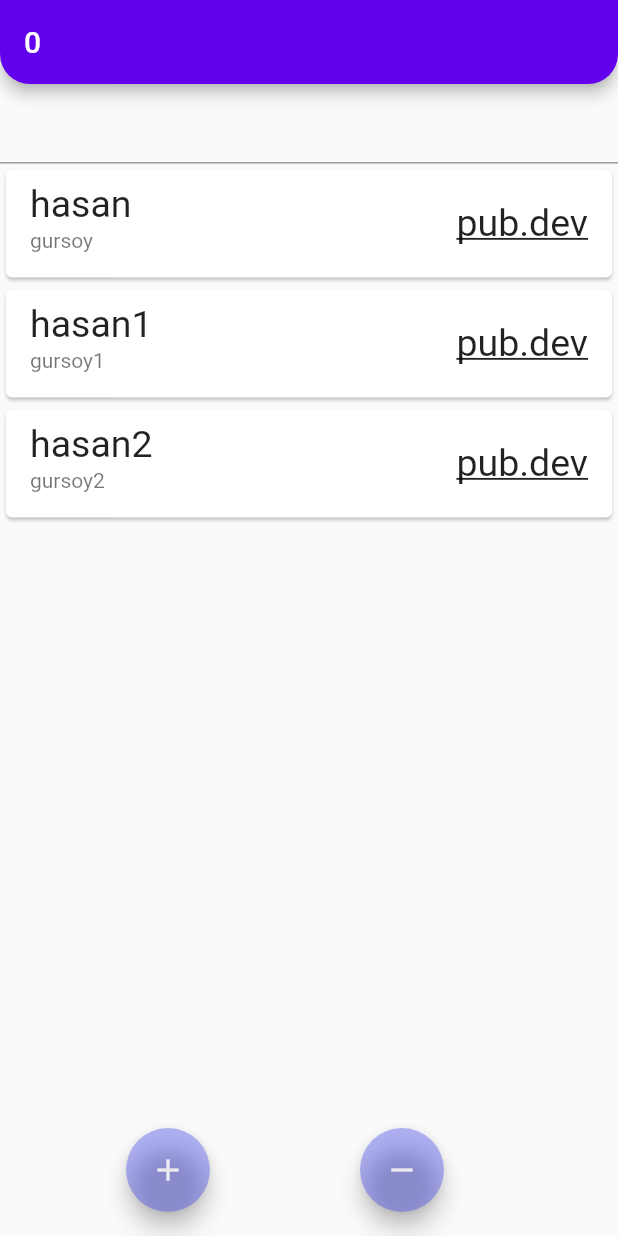
After one commit to hasandgursoy/flutter_full_learn, a Flutter app: the screen it shows after launch, after a tap on the "add" icon, on a phone screen of 412 x 824 dp. The commit adds this screen. Run offline on Flutter 3.47's test engine with Material 2 defaults, Android fonts, the phone set to English and light mode, and no system bars; our stand-ins replace dio, flutter_spinkit, shared_preferences; missing offline and left inert: dart:ffi.

Commit message:
Very Big Changes

```diff
--- /dev/null
+++ b/lib/202/cache/shared_learn_cache.dart
@@ -0,0 +1,140 @@
+import 'package:flutter/material.dart';
+import 'package:flutter_full_learn/202/cache/shared_manager.dart';
+import 'package:shared_preferences/shared_preferences.dart';
+
+class SharedLearnView extends StatefulWidget {
+  const SharedLearnView({super.key});
+
+  @override
+  State<SharedLearnView> createState() => _SharedLearnViewState();
+}
+
+class _SharedLearnViewState extends SharedLoading<SharedLearnView> {
+  int _currentValue = 0;
+  late final SharedManager preferences;
+
+  @override
+  void initState() {
+    preferences = SharedManager();
+    _intiliazie();
+    super.initState();
+  }
+
+  void _onChangeValue(String? value) {
+    if (value != null) {
+      setState(() {
+        _currentValue = int.tryParse(value) ?? 0;
+      });
+    }
+  }
+
+  Future<void> _intiliazie() async {
+    await preferences.init();
+    _sharedPref();
+  }
+
+  Future<void> _sharedPref() async {
+    // Shared paketinin bir yazımı bu paketi cache için kullanıyoruz.
+    // Daha önce cache koyduğumuz veriyi çekiyoruz.
+
+    _onChangeValue(preferences.getString(SharedKeys.counter) ?? "");
+  }
+
+  @override
+  Widget build(BuildContext context) {
+    return Scaffold(
+      appBar: AppBar(
+        title: Text(_currentValue.toString()),
+        actions: [
+          isLoading
+              ? Center(
+                  child: CircularProgressIndicator(
+                    color: Theme.of(context).scaffoldBackgroundColor,
+                  ),
+                )
+              // SizedBox.shrink() kaplayabileceği en küçük alanı kapla demek.
+              : const SizedBox.shrink()
+        ],
+      ),
+      floatingActionButton: Row(
+        mainAxisAlignment: MainAxisAlignment.spaceEvenly,
+        children: [_addPreferences(), _removePreferences()],
+      ),
+      body: Column(
+        children: [
+          TextField(
+            onChanged: (value) {
+              _onChangeValue(value);
+            },
+          ),
+          Expanded(
+            child: _ListViewUserCacheWidget(),
+          )
+        ],
+      ),
+    );
+  }
+
+  FloatingActionButton _addPreferences() {
+    return FloatingActionButton(
+      child: const Icon(Icons.add),
+      onPressed: () async {
+        changeLoading();
+        preferences.saveString(SharedKeys.counter, _currentValue.toString());
+        changeLoading();
+      },
+    );
+  }
+
+  FloatingActionButton _removePreferences() {
+    return FloatingActionButton(
+      child: const Icon(Icons.remove),
+      onPressed: () async {
+        changeLoading();
+        // Verilerimizi cache'e koyuyoruz.
+        preferences.removeItem(SharedKeys.counter);
+        changeLoading();
+      },
+    );
+  }
+}
+
+class _ListViewUserCacheWidget extends StatelessWidget {
+  _ListViewUserCacheWidget({
+    Key? key,
+  }) : super(key: key);
+
+  final List<User> users = UserItems().users;
+
+  @override
+  Widget build(BuildContext context) {
+    return ListView.builder(
+      itemCount: users.length,
+      itemBuilder: (context, index) {
+        return Card(
+            child: ListTile(
+          title: Text(users[index].name),
+          subtitle: Text(users[index].surname),
+          trailing: Text(
+            users[index].url,
+            style: Theme.of(context)
+                .textTheme
+                .subtitle1
+                ?.copyWith(decoration: TextDecoration.underline),
+          ),
+        ));
+      },
+    );
+  }
+}
+
+abstract class SharedLoading<T extends StatefulWidget>
+    extends State<SharedLearnView> {
+  bool isLoading = false;
+
+  void changeLoading() {
+    setState(() {
+      isLoading = !isLoading;
+    });
+  }
+}
--- /dev/null
+++ b/lib/202/cache/shared_manager.dart
@@ -0,0 +1,82 @@
+// ignore_for_file: public_member_api_docs, sort_constructors_first
+import 'package:shared_preferences/shared_preferences.dart';
+
+import 'package:flutter_full_learn/202/cache/shared_not_initialize.dart';
+
+// 3 tane cache yöntemi var
+
+// 1. Shared Preferenses
+// 2. Flutter Secure Storage
+// 3. Hive
+
+// Burda kullandığımız yöntem 4 Aşamadan oluşuyor.
+// Shared Preferenses instance'ı kullanacağın view da oluştur ama atama yapma onun için fonksiyon yazdım aşşağıda init();
+// Sonra init'i async bir method'da çağır.
+// Instance oluştukdan sonra Veri Ekle Ve ya Sil
+// Sonra bu veriyi kullan. Bu kadar basit olay dikkat edilmesi gereken tekşey methodlar Async olduğu için ona senkron methodlarla beraber kullanılmadan önce
+// Mantığa senkron methodlarıda async bir blok içine alıp sonra beraber kullanmak yoksa bir birlerini beklemeyecekler.
+
+// Shared Preferences Dataları = NSUserDefaults on iOS and macOS, SharedPreferences on Android bu kısımlarda saklar temrary olarak tutar.
+// Flutter Secure Storage Dataları = IOS'da keychain de android de EncryptedSharedPreferences' da tutar. Datalar uygulama silinsede silinmez dikkat.
+
+enum SharedKeys { counter }
+
+class SharedManager {
+  SharedPreferences? preferenses;
+  SharedManager() {
+    // init(); Bu kısmı ilgili yapıda çağıralım
+  }
+
+  Future<void> init() async {
+    preferenses = await SharedPreferences.getInstance();
+  }
+
+  void _checkPrefrences() {
+    if (preferenses == null) {
+      SharedNotInitializeException();
+    }
+  }
+
+  Future<void> saveString(SharedKeys key, String value) async {
+    // Verilerimizi cache'e koyuyoruz.
+    _checkPrefrences();
+    await preferenses?.setString(key.name, value);
+  }
+
+  String? getString(SharedKeys key) {
+    _checkPrefrences();
+    return preferenses?.getString(key.name);
+  }
+
+  Future<bool> removeItem(SharedKeys key) async {
+    _checkPrefrences();
+    return (await preferenses?.remove(key.name)) ?? false;
+  }
+}
+
+// Dummy Data
+
+class User {
+  final String name;
+  final String surname;
+  final String url;
+  User({
+    required this.name,
+    required this.surname,
+    required this.url,
+  });
+}
+
+class UserItems {
+  late final List<User> users;
+
+  UserItems() {
+    users = [
+      User(name: "hasan", surname: "gursoy", url: 'pub.dev'),
+      User(name: "hasan1", surname: "gursoy1", url: 'pub.dev'),
+      User(name: "hasan2", surname: "gursoy2", url: 'pub.dev'),
+
+    ];
+
+  }
+}
--- /dev/null
+++ b/lib/202/cache/shared_not_initialize.dart
@@ -0,0 +1,6 @@
+class SharedNotInitializeException implements Exception {
+  @override
+  String toString() {
+    return 'Your Preferenses not initialize !!!';
+  }
+}
--- a/lib/main.dart
+++ b/lib/main.dart
@@ -5,10 +5,16 @@ import 'package:flutter/services.dart';
 import 'package:flutter_full_learn/202/service/service_learn.dart';
 
 import '101/color_learn.dart';
+import '202/animated_lear.dart';
+import '202/cache/shared_learn_cache.dart';
+import '202/form_learn_view.dart';
+import '202/image_learn_202.dart';
 import '202/model_view.dart';
+import '202/oop_lear_view.dart';
 import '202/package_learn.dart';
 import '202/service/comments_view.dart';
 import '202/service/service_learn_post.dart';
+import '202/state_manage/state_learn_view.dart';
 import '202/theme/light_theme.dart';
 import '202/theme_learn_view.dart';
 import '202/widget_size_learn.dart';
@@ -45,7 +51,7 @@ class MyApp extends StatelessWidget {
       //     color: Colors.white,
       //   ),
       // ),
-      home: const ThemeLearnView(),
+      home: const SharedLearnView(),
     );
   }
 }
--- a/pubspec.yaml
+++ b/pubspec.yaml
@@ -33,13 +33,15 @@ dependencies:
     sdk: flutter
 
   dio: ^4.0.6
+
   # Animation
   flutter_spinkit: ^5.1.0
 
   # Core Packages Flutter Bu Paket Aynı Zaman Channel tarafından geldiği için Native ConfigLeri eklemek gerek.
   url_launcher: ^6.1.6
 
-
+  # Cache
+  shared_preferences: ^2.0.15
 
   # The following adds the Cupertino Icons font to your application.
   # Use with the CupertinoIcons class for iOS style icons.
```
Also changed, not shown: lib/202/animated_lear.dart (added, +145 -0 lines), lib/202/custom_exception.dart (added, +8 -0 lines), lib/202/form_learn_view.dart (added, +76 -0 lines), lib/202/image_learn_202.dart (added, +35 -0 lines), lib/202/oop_lear_view.dart (added, +31 -0 lines), lib/202/oop_learn.dart (added, +32 -0 lines), lib/202/state_manage/state_learn_view.dart (added, +31 -0 lines), lib/202/state_manage/state_manage_learn.dart (added, +24 -0 lines), pubspec.lock, 5 other files.
